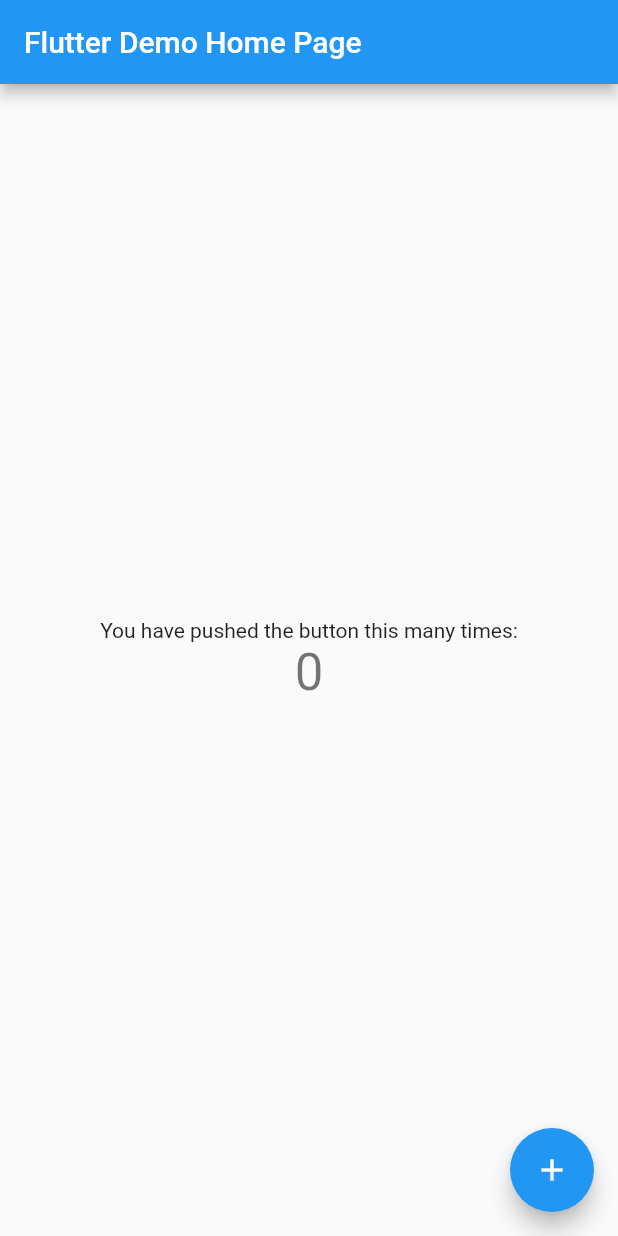
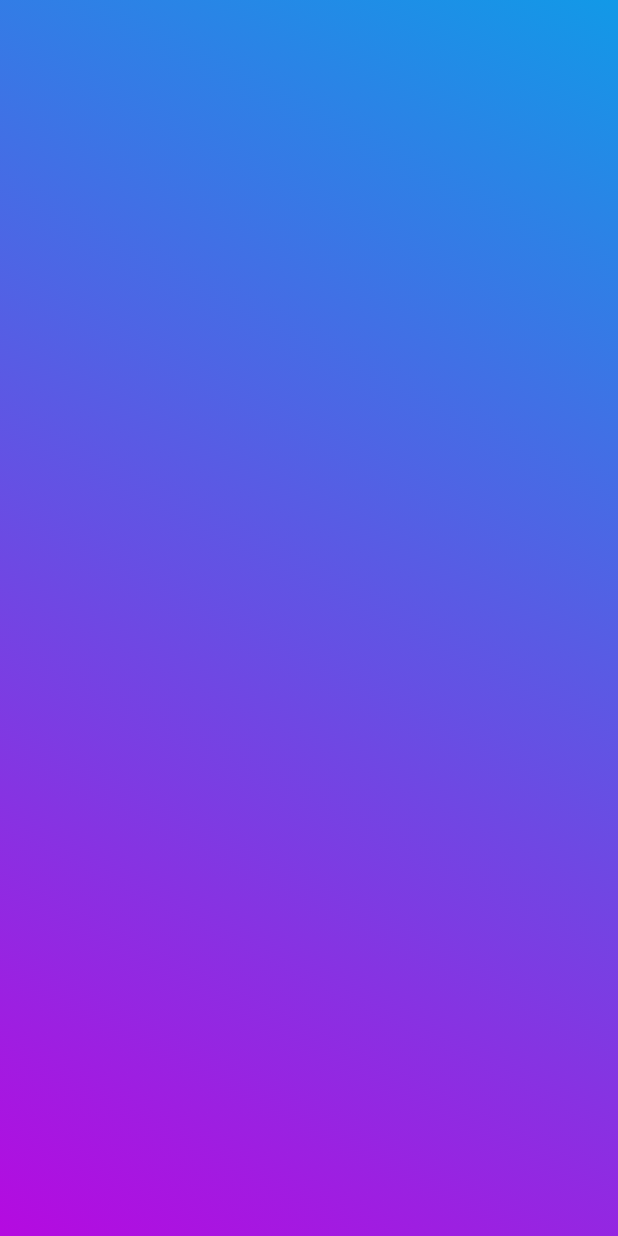
Before and after one commit to baborges45/flutter_quizz_app, a Flutter app: the screen it shows after launch, on a phone screen of 412 x 824 dp. Run offline on Flutter 3.47's test engine with Material 2 defaults, Android fonts, the phone set to English and light mode, and no system bars; our stand-ins replace dio, equatable, flutter_hooks, hooks_riverpod; missing offline and left inert: enum_to_string.

Commit message:
creatingas screens layout

```diff
--- a/lib/main.dart
+++ b/lib/main.dart
@@ -1,115 +1,7 @@
 import 'package:flutter/material.dart';
+
+import 'screens/my_app.dart';
 
 void main() {
   runApp(const MyApp());
 }
-
-class MyApp extends StatelessWidget {
-  const MyApp({Key? key}) : super(key: key);
-
-  // This widget is the root of your application.
-  @override
-  Widget build(BuildContext context) {
-    return MaterialApp(
-      title: 'Flutter Demo',
-      theme: ThemeData(
-        // This is the theme of your application.
-        //
-        // Try running your application with "flutter run". You'll see the
-        // application has a blue toolbar. Then, without quitting the app, try
-        // changing the primarySwatch below to Colors.green and then invoke
-        // "hot reload" (press "r" in the console where you ran "flutter run",
-        // or simply save your changes to "hot reload" in a Flutter IDE).
-        // Notice that the counter didn't reset back to zero; the application
-        // is not restarted.
-        primarySwatch: Colors.blue,
-      ),
-      home: const MyHomePage(title: 'Flutter Demo Home Page'),
-    );
-  }
-}
-
-class MyHomePage extends StatefulWidget {
-  const MyHomePage({Key? key, required this.title}) : super(key: key);
-
-  // This widget is the home page of your application. It is stateful, meaning
-  // that it has a State object (defined below) that contains fields that affect
-  // how it looks.
-
-  // This class is the configuration for the state. It holds the values (in this
-  // case the title) provided by the parent (in this case the App widget) and
-  // used by the build method of the State. Fields in a Widget subclass are
-  // always marked "final".
-
-  final String title;
-
-  @override
-  State<MyHomePage> createState() => _MyHomePageState();
-}
-
-class _MyHomePageState extends State<MyHomePage> {
-  int _counter = 0;
-
-  void _incrementCounter() {
-    setState(() {
-      // This call to setState tells the Flutter framework that something has
-      // changed in this State, which causes it to rerun the build method below
-      // so that the display can reflect the updated values. If we changed
-      // _counter without calling setState(), then the build method would not be
-      // called again, and so nothing would appear to happen.
-      _counter++;
-    });
-  }
-
-  @override
-  Widget build(BuildContext context) {
-    // This method is rerun every time setState is called, for instance as done
-    // by the _incrementCounter method above.
-    //
-    // The Flutter framework has been optimized to make rerunning build methods
-    // fast, so that you can just rebuild anything that needs updating rather
-    // than having to individually change instances of widgets.
-    return Scaffold(
-      appBar: AppBar(
-        // Here we take the value from the MyHomePage object that was created by
-        // the App.build method, and use it to set our appbar title.
-        title: Text(widget.title),
-      ),
-      body: Center(
-        // Center is a layout widget. It takes a single child and positions it
-        // in the middle of the parent.
-        child: Column(
-          // Column is also a layout widget. It takes a list of children and
-          // arranges them vertically. By default, it sizes itself to fit its
-          // children horizontally, and tries to be as tall as its parent.
-          //
-          // Invoke "debug painting" (press "p" in the console, choose the
-          // "Toggle Debug Paint" action from the Flutter Inspector in Android
-          // Studio, or the "Toggle Debug Paint" command in Visual Studio Code)
-          // to see the wireframe for each widget.
-          //
-          // Column has various properties to control how it sizes itself and
-          // how it positions its children. Here we use mainAxisAlignment to
-          // center the children vertically; the main axis here is the vertical
-          // axis because Columns are vertical (the cross axis would be
-          // horizontal).
-          mainAxisAlignment: MainAxisAlignment.center,
-          children: <Widget>[
-            const Text(
-              'You have pushed the button this many times:',
-            ),
-            Text(
-              '$_counter',
-              style: Theme.of(context).textTheme.headline4,
-            ),
-          ],
-        ),
-      ),
-      floatingActionButton: FloatingActionButton(
-        onPressed: _incrementCounter,
-        tooltip: 'Increment',
-        child: const Icon(Icons.add),
-      ), // This trailing comma makes auto-formatting nicer for build methods.
-    );
-  }
-}
--- /dev/null
+++ b/lib/screens/my_app.dart
@@ -0,0 +1,24 @@
+import 'package:flutter/material.dart';
+import 'package:hooks_riverpod/hooks_riverpod.dart';
+
+import 'quiz_screen.dart';
+
+class MyApp extends StatelessWidget {
+  const MyApp({Key? key}) : super(key: key);
+
+  @override
+  Widget build(BuildContext context) {
+    return ProviderScope(
+      child: MaterialApp(
+        title: 'Quiz',
+        debugShowCheckedModeBanner: false,
+        theme: ThemeData(
+          primarySwatch: Colors.yellow,
+          bottomSheetTheme:
+              BottomSheetThemeData(backgroundColor: Colors.transparent),
+        ),
+        home: QuizScreen(),
+      ),
+    );
+  }
+}
--- /dev/null
+++ b/lib/screens/quiz_screen.dart
@@ -0,0 +1,22 @@
+import 'package:flutter/material.dart';
+import 'package:flutter/src/widgets/framework.dart';
+import 'package:flutter_hooks/flutter_hooks.dart';
+
+class QuizScreen extends HookWidget {
+  @override
+  Widget build(BuildContext context) {
+    return Container(
+      height: MediaQuery.of(context).size.height,
+      width: MediaQuery.of(context).size.width,
+      decoration: BoxDecoration(
+        gradient: LinearGradient(
+            colors: [Color(0xFF1299E7), Color(0xFFB50AE0)],
+            begin: Alignment.topRight,
+            end: Alignment.bottomLeft),
+      ),
+      child: Scaffold(
+        backgroundColor: Colors.transparent,
+      ),
+    );
+  }
+}
```
Also changed, not shown: 1 other file.
